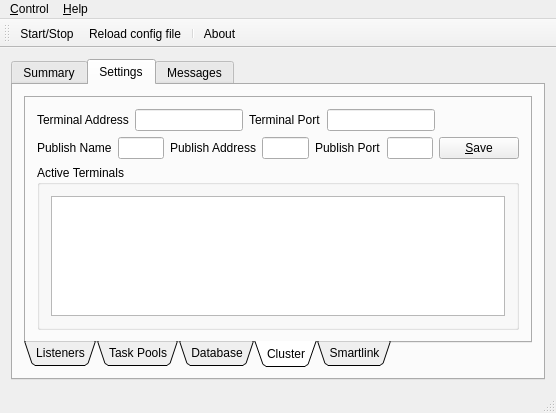
This is ZoomPipeline_FuncSvr/zpmainframe.ui in ChowZenki/zpserver as Qt 5 draws it before an edit. The edited form follows.
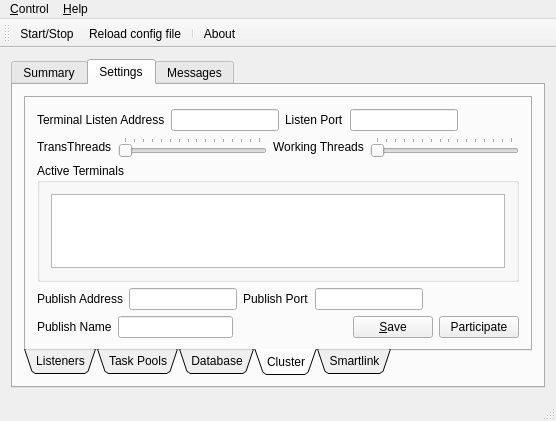
This is the edited form. The open tabs and pages were chosen to show the change. Icons and pictures are not drawn.

Diff of the .ui file:
```diff
--- a/ZoomPipeline_FuncSvr/zpmainframe.ui
+++ b/ZoomPipeline_FuncSvr/zpmainframe.ui
@@ -506,7 +506,7 @@
               <item>
                <widget class="QLabel" name="label_20">
                 <property name="text">
-                 <string>Terminal Address</string>
+                 <string>Terminal Listen Address</string>
                 </property>
                </widget>
               </item>
@@ -516,7 +516,7 @@
               <item>
                <widget class="QLabel" name="label_19">
                 <property name="text">
-                 <string>Terminal Port</string>
+                 <string>Listen Port</string>
                 </property>
                </widget>
               </item>
@@ -539,56 +539,58 @@
              </layout>
             </item>
             <item>
-             <layout class="QHBoxLayout" name="horizontalLayout_13">
+             <layout class="QHBoxLayout" name="horizontalLayout_16">
               <item>
-               <widget class="QLabel" name="label_23">
+               <widget class="QLabel" name="label_24">
                 <property name="text">
-                 <string>Publish Name</string>
+                 <string>TransThreads</string>
                 </property>
                </widget>
               </item>
               <item>
-               <widget class="QLineEdit" name="lineEdit_cluster_pub_name"/>
-              </item>
-              <item>
-               <widget class="QLabel" name="label_21">
-                <property name="text">
-                 <string>Publish Address</string>
+               <widget class="QSlider" name="horizontalSlider_cluster_transThreads">
+                <property name="minimum">
+                 <number>1</number>
                 </property>
-               </widget>
-              </item>
-              <item>
-               <widget class="QLineEdit" name="lineEdit_cluster_pub_Addr"/>
-              </item>
-              <item>
-               <widget class="QLabel" name="label_22">
-                <property name="text">
-                 <string>Publish Port</string>
+                <property name="maximum">
+                 <number>16</number>
                 </property>
+                <property name="pageStep">
+                 <number>1</number>
+                </property>
+                <property name="orientation">
+                 <enum>Qt::Horizontal</enum>
+                </property>
+                <property name="tickPosition">
+                 <enum>QSlider::TicksAbove</enum>
+                </property>
                </widget>
               </item>
               <item>
-               <widget class="QLineEdit" name="lineEdit_cluster_pub_Port"/>
-              </item>
-              <item>
-               <widget class="QPushButton" name="pushButton_cluster_apply">
+               <widget class="QLabel" name="label_25">
                 <property name="text">
-                 <string>&amp;Save</string>
+                 <string>Working Threads</string>
                 </property>
                </widget>
               </item>
               <item>
-               <spacer name="horizontalSpacer_7">
+               <widget class="QSlider" name="horizontalSlider_cluster_workingThread">
+                <property name="minimum">
+                 <number>1</number>
+                </property>
+                <property name="maximum">
+                 <number>16</number>
+                </property>
+                <property name="pageStep">
+                 <number>1</number>
+                </property>
                 <property name="orientation">
                  <enum>Qt::Horizontal</enum>
                 </property>
-                <property name="sizeHint" stdset="0">
-                 <size>
-                  <width>40</width>
-                  <height>20</height>
-                 </size>
+                <property name="tickPosition">
+                 <enum>QSlider::TicksAbove</enum>
                 </property>
-               </spacer>
+               </widget>
               </item>
              </layout>
             </item>
@@ -611,6 +613,84 @@
               </layout>
              </widget>
             </item>
+            <item>
+             <layout class="QHBoxLayout" name="horizontalLayout_13">
+              <item>
+               <widget class="QLabel" name="label_21">
+                <property name="text">
+                 <string>Publish Address</string>
+                </property>
+               </widget>
+              </item>
+              <item>
+               <widget class="QLineEdit" name="lineEdit_cluster_pub_Addr"/>
+              </item>
+              <item>
+               <widget class="QLabel" name="label_22">
+                <property name="text">
+                 <string>Publish Port</string>
+                </property>
+               </widget>
+              </item>
+              <item>
+               <widget class="QLineEdit" name="lineEdit_cluster_pub_Port"/>
+              </item>
+              <item>
+               <spacer name="horizontalSpacer_7">
+                <property name="orientation">
+                 <enum>Qt::Horizontal</enum>
+                </property>
+                <property name="sizeHint" stdset="0">
+                 <size>
+                  <width>40</width>
+                  <height>20</height>
+                 </size>
+                </property>
+               </spacer>
+              </item>
+             </layout>
+            </item>
+            <item>
+             <layout class="QHBoxLayout" name="horizontalLayout_17">
+              <item>
+               <widget class="QLabel" name="label_23">
+                <property name="text">
+                 <string>Publish Name</string>
+                </property>
+               </widget>
+              </item>
+              <item>
+               <widget class="QLineEdit" name="lineEdit_cluster_pub_name"/>
+              </item>
+              <item>
+               <spacer name="horizontalSpacer_9">
+                <property name="orientation">
+                 <enum>Qt::Horizontal</enum>
+                </property>
+                <property name="sizeHint" stdset="0">
+                 <size>
+                  <width>40</width>
+                  <height>20</height>
+                 </size>
+                </property>
+               </spacer>
+              </item>
+              <item>
+               <widget class="QPushButton" name="pushButton_cluster_apply">
+                <property name="text">
+                 <string>&amp;Save</string>
+                </property>
+               </widget>
+              </item>
+              <item>
+               <widget class="QPushButton" name="pushButton_join">
+                <property name="text">
+                 <string>Participate</string>
+                </property>
+               </widget>
+              </item>
+             </layout>
+            </item>
            </layout>
           </widget>
           <widget class="QWidget" name="tab">
```
Left out of the diff: 35 changed lines with no effect on the pictures.
